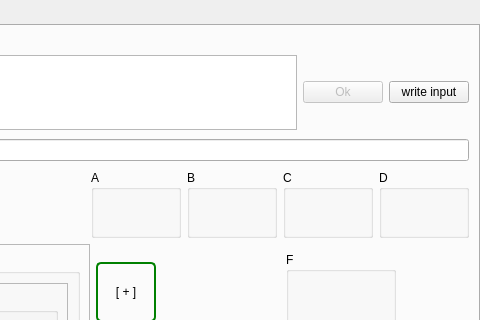
First picture: the form in form.ui, repository VuongVanDuy/hash_function, before the edit; both pictures show x 747 to 1227 and y 0 to 320 of the 1227 by 780 pixel window.
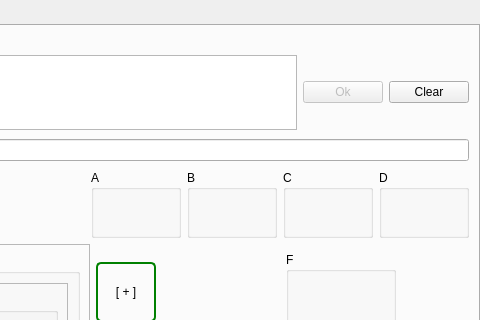
Second picture: the form after the edit. Icons and pictures are not drawn.

What changed in the file:
```diff
--- a/form.ui
+++ b/form.ui
@@ -115,7 +115,7 @@
       <item>
        <widget class="QPushButton" name="writeInput">
         <property name="text">
-         <string>write input</string>
+         <string>Clear</string>
         </property>
         <property name="icon">
          <iconset resource="resources.qrc">
```
Left out of the diff: 4 changed lines with no effect on the pictures.
